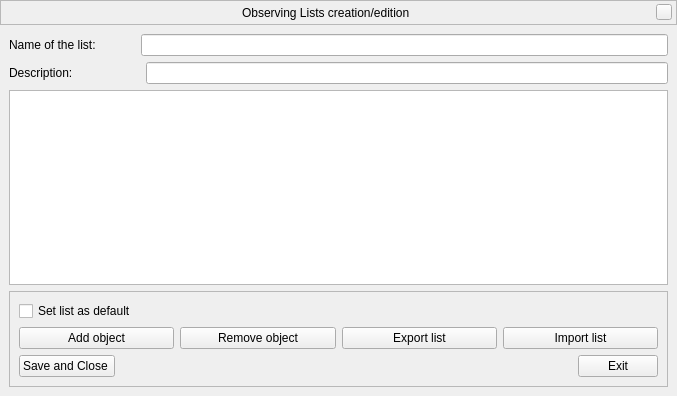
Stellarium/stellarium, file src/gui/obsListCreateEditDialog.ui: the form before one commit.
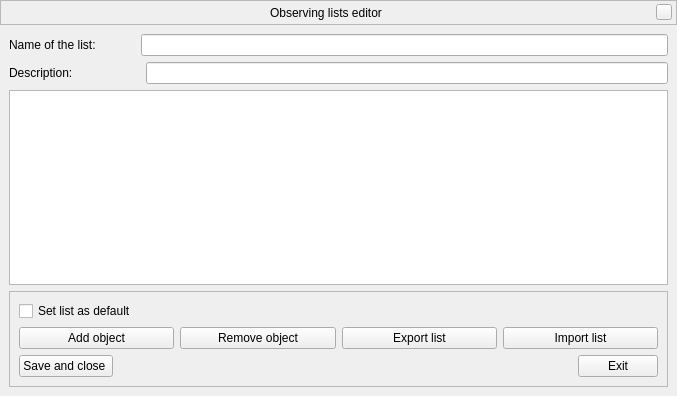
The form after the commit. Custom widgets are drawn as their Qt base class.

Commit message: some suggestions for the new observing list feature

```diff
--- a/src/gui/obsListCreateEditDialog.ui
+++ b/src/gui/obsListCreateEditDialog.ui
@@ -82,7 +82,7 @@
          <font/>
         </property>
         <property name="text">
-         <string>Observing Lists creation/edition</string>
+         <string>Observing lists editor</string>
         </property>
        </widget>
       </item>
@@ -223,7 +223,7 @@
            <item>
             <widget class="QPushButton" name="obsListSaveButton">
              <property name="text">
-              <string>Save and Close </string>
+              <string>Save and close </string>
              </property>
             </widget>
            </item>
```
Left out of the diff: 12 changed lines with no effect on the pictures. The commit also changes 6 other files.
